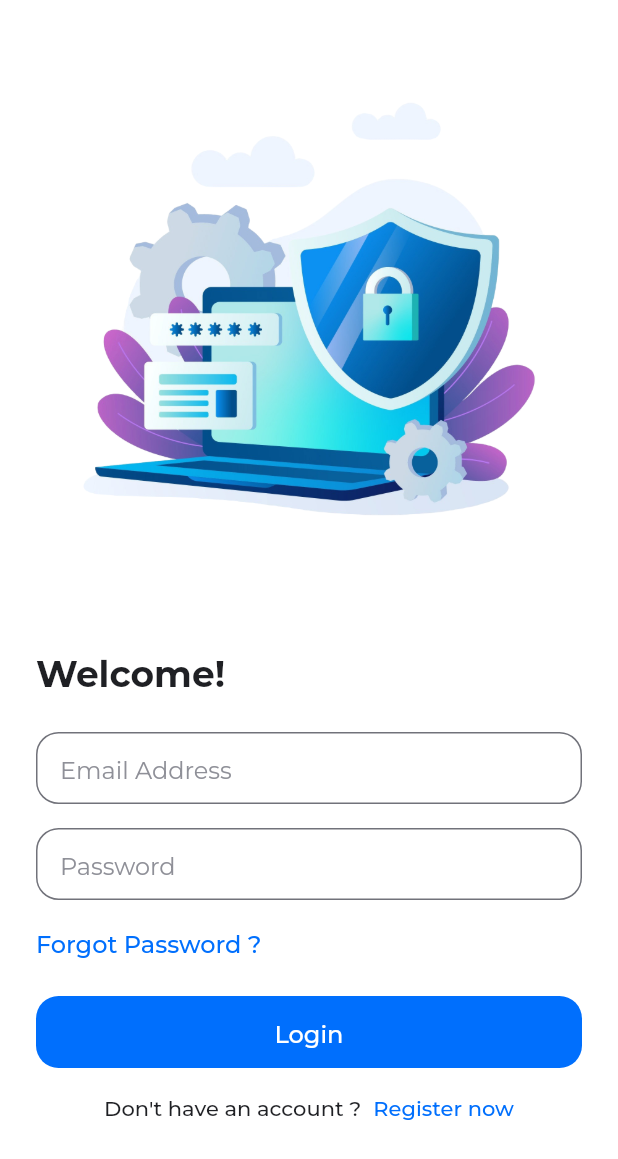
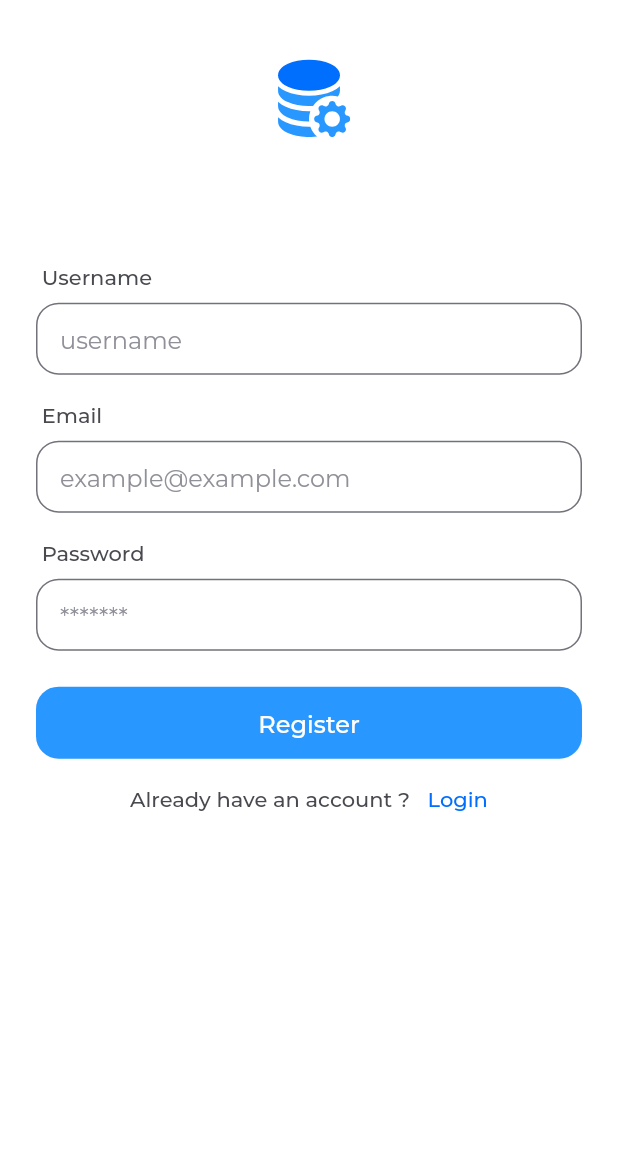
Before and after one commit to sanjeevnode/nort, a Flutter app: the screen it shows after launch, after a tap on "Register now", on a phone screen of 412 x 824 dp. Shown: the top 1159 px of the screen. Run offline on Flutter 3.47's test engine with Material 3 defaults, Android fonts, the phone set to English and light mode, and no system bars; our stand-ins replace flutter_native_splash, flutter_svg.

Commit message:
feat : Login & Register UI done

```diff
--- a/lib/main.dart
+++ b/lib/main.dart
@@ -5,6 +5,7 @@ import 'package:nort/app.dart';
 void main() async {
   WidgetsFlutterBinding.ensureInitialized();
   FlutterNativeSplash.preserve(widgetsBinding: WidgetsFlutterBinding.ensureInitialized());
+
   FlutterNativeSplash.remove();
   runApp(const App());
 }
--- a/lib/routes/app_route_name.dart
+++ b/lib/routes/app_route_name.dart
@@ -3,5 +3,6 @@ class AppRouteNames {
 
   static const onboarding = '/onboarding';
   static const login = '/login';
+  static const register = '/register';
   static const home = '/home';
 }
--- a/lib/routes/app_router.dart
+++ b/lib/routes/app_router.dart
@@ -2,13 +2,13 @@ import 'package:flutter/material.dart';
 import 'package:nort/view/home.dart';
 import 'package:nort/view/login_screen.dart';
 import 'package:nort/view/onboarding.dart';
+import 'package:nort/view/register_screen.dart';
 
 import 'app_route_name.dart';
 
 class AppRouter {
   static Route<dynamic> onGenerateRoute(RouteSettings settings) {
     switch (settings.name) {
-
       case AppRouteNames.login:
         return _buildMaterialPageRoute(
           const LoginScreen(),
@@ -25,6 +25,11 @@ class AppRouter {
           const HomePage(),
           name: AppRouteNames.home,
         );
+      case AppRouteNames.register:
+        return _buildMaterialPageRoute(
+          const RegisterScreen(),
+          name: AppRouteNames.register,
+        );
       default:
         return _buildMaterialPageRoute(const Scaffold());
     }
--- a/lib/view/login_screen.dart
+++ b/lib/view/login_screen.dart
@@ -15,12 +15,29 @@ class LoginScreen extends StatefulWidget {
 class _LoginScreenState extends State<LoginScreen> {
   final TextEditingController _emailController = TextEditingController();
   final TextEditingController _passwordController = TextEditingController();
+  final ValueNotifier<ButtonState> _buttonStateNotifier = ValueNotifier<ButtonState>(ButtonState.disable);
+
+
+  @override
+  void initState() {
+    _emailController.addListener(_validateOnTextChange);
+    _passwordController.addListener(_validateOnTextChange);
+    super.initState();
+  }
 
   @override
   void dispose() {
     _emailController.dispose();
     _passwordController.dispose();
     super.dispose();
+  }
+
+  void _validateOnTextChange() {
+    if (_emailController.text.isNotEmpty && _passwordController.text.isNotEmpty) {
+      _buttonStateNotifier.value = ButtonState.enable;
+    } else {
+      _buttonStateNotifier.value = ButtonState.disable;
+    }
   }
 
   @override
@@ -34,6 +51,9 @@ class _LoginScreenState extends State<LoginScreen> {
           children: [
             Image.asset(
               "assets/images/auth_screen_banner.png",
+              width: sc.width,
+              height: sc.height * 0.5,
+              fit: BoxFit.cover,
             ),
             // const SizedBox(height: 30),
             Padding(
@@ -71,10 +91,16 @@ class _LoginScreenState extends State<LoginScreen> {
                   const SizedBox(height: 24),
                   SizedBox(
                     width: double.infinity,
-                    child: CustomPrimaryButton(
-                      label: "Login",
-                      onPressed: () {
-                        debugPrint("Login");
+                    child: ValueListenableBuilder<ButtonState>(
+                      valueListenable: _buttonStateNotifier,
+                      builder: (context, buttonState, child) {
+                        return CustomPrimaryButton(
+                          label: "Login",
+                          buttonState: buttonState,
+                          onPressed:() {
+                            debugPrint("Login");
+                          }
+                        );
                       },
                     ),
                   ),
@@ -84,12 +110,15 @@ class _LoginScreenState extends State<LoginScreen> {
                     children: [
                       Text(
                         "Don't have an account ?",
-                        style: AppTextStyle.textMdMedium,
+                        style: AppTextStyle.textMdMedium.copyWith(
+                          color: AppColors.dark500,
+                        ),
                       ),
                       const SizedBox(width: 8),
                       GestureDetector(
                         onTap: () {
-                          debugPrint("Sign Up");
+                          Navigator.of(context)
+                              .pushReplacementNamed("/register");
                         },
                         child: Text(
                           "Register now",
--- /dev/null
+++ b/lib/view/register_screen.dart
@@ -0,0 +1,152 @@
+import 'package:flutter/material.dart';
+import 'package:flutter_svg/flutter_svg.dart';
+import 'package:nort/constants/button_state.dart';
+import 'package:nort/theme/app_colors.dart';
+import 'package:nort/theme/app_text_style.dart';
+import 'package:nort/widgets/custom_primary_button.dart';
+import 'package:nort/widgets/custom_text_field.dart';
+
+class RegisterScreen extends StatefulWidget {
+  const RegisterScreen({super.key});
+
+  @override
+  State<RegisterScreen> createState() => _RegisterScreenState();
+}
+
+class _RegisterScreenState extends State<RegisterScreen> {
+  final TextEditingController _emailController = TextEditingController();
+  final TextEditingController _passwordController = TextEditingController();
+  final TextEditingController _userNameController = TextEditingController();
+  final ValueNotifier<ButtonState> _buttonStateNotifier = ValueNotifier<ButtonState>(ButtonState.disable);
+
+
+  @override
+  void initState() {
+    _emailController.addListener(_validateOnTextChange);
+    _passwordController.addListener(_validateOnTextChange);
+    _userNameController.addListener(_validateOnTextChange);
+    super.initState();
+  }
+
+  @override
+  void dispose() {
+    _emailController.dispose();
+    _passwordController.dispose();
+    _userNameController.dispose();
+    super.dispose();
+  }
+
+  void _validateOnTextChange() {
+    if (_emailController.text.isNotEmpty && _passwordController.text.isNotEmpty && _userNameController.text.isNotEmpty) {
+      _buttonStateNotifier.value = ButtonState.enable;
+    } else {
+      _buttonStateNotifier.value = ButtonState.disable;
+    }
+  }
+
+  @override
+  Widget build(BuildContext context) {
+    final sc = MediaQuery.of(context).size;
+    return Scaffold(
+      backgroundColor: AppColors.light100,
+      body: SafeArea(
+        child: SingleChildScrollView(
+          child: Container(
+            width: sc.width,
+            padding: const EdgeInsets.all(24),
+            child: Column(
+              crossAxisAlignment: CrossAxisAlignment.start,
+              children: [
+                 SizedBox(height: sc.height * 0.015),
+                Center(
+                  child: SvgPicture.asset(
+                    'assets/icons/logo.svg',
+                    width: 55,
+                    height: 55,
+                  ),
+                ),
+                SizedBox(height: sc.height * 0.1),
+                Text(
+                  " Username",
+                  style: AppTextStyle.textMdMedium.copyWith(
+                    color: AppColors.dark500,
+                  ),
+                ),
+                const SizedBox(height: 8),
+                CustomTextField(
+                  controller: _userNameController,
+                  hintText: "username",
+                ),
+                const SizedBox(height: 16),
+                Text(
+                  " Email",
+                  style: AppTextStyle.textMdMedium.copyWith(
+                    color: AppColors.dark500,
+                  ),
+                ),
+                const SizedBox(height: 8),
+                CustomTextField(
+                  controller: _emailController,
+                  hintText: "example@example.com",
+                ),
+                const SizedBox(height: 16),
+                Text(
+                  " Password",
+                  style: AppTextStyle.textMdMedium.copyWith(
+                    color: AppColors.dark500,
+                  ),
+                ),
+                const SizedBox(height: 8),
+                CustomTextField(
+                  controller: _passwordController,
+                  hintText: "*******",
+                  isPassword: true,
+                ),
+                const SizedBox(height: 24),
+                SizedBox(
+                  width: double.infinity,
+                  child: ValueListenableBuilder<ButtonState>(
+                    valueListenable: _buttonStateNotifier,
+                    builder: (context, buttonState, child) {
+                      return CustomPrimaryButton(
+                          label: "Register",
+                          buttonState: buttonState,
+                          onPressed:() {
+                            debugPrint("Register");
+                          }
+                      );
+                    },
+                  ),
+                ),
+                const SizedBox(height: 16),
+                Row(
+                  mainAxisAlignment: MainAxisAlignment.center,
+                  children: [
+                    Text(
+                      "Already have an account ? ",
+                      style: AppTextStyle.textMdMedium.copyWith(
+                        color: AppColors.dark500,
+                      ),
+                    ),
+                    const SizedBox(width: 8),
+                    GestureDetector(
+                      onTap: () {
+                        Navigator.of(context).pushReplacementNamed("/login");
+                      },
+                      child: Text(
+                        "Login",
+                        style: AppTextStyle.textMdMedium.copyWith(
+                          color: AppColors.primary,
+                        ),
+                      ),
+                    ),
+                  ],
+                )
+              ],
+            ),
+          ),
+        ),
+      ),
+    );
+  }
+}
--- a/lib/widgets/custom_primary_button.dart
+++ b/lib/widgets/custom_primary_button.dart
@@ -96,7 +96,7 @@ class CustomPrimaryButton extends StatelessWidget {
                   color: AppColors.light100,
                 ),
           ),
-        ]
+        ],
       ],
     );
   }
```
